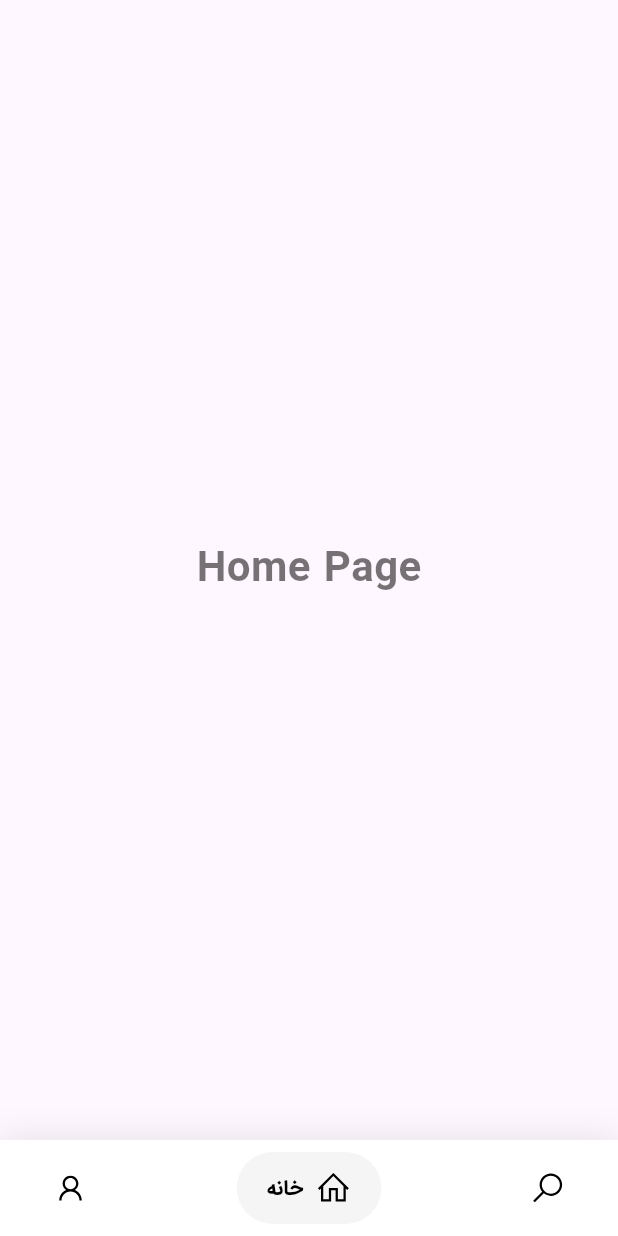
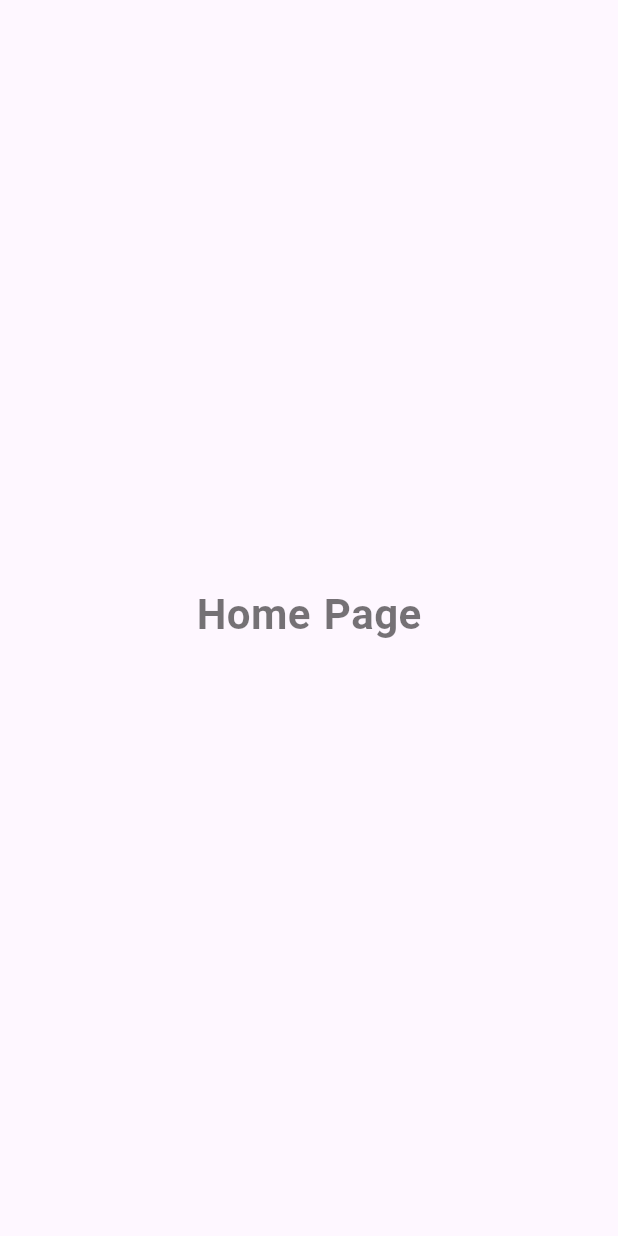
Before and after one commit to bahiraei/porduct_owner, a Flutter app: the HomeScreen screen opened by its route, on a phone screen of 412 x 824 dp. Run offline on Flutter 3.47's test engine with Material 2 defaults, Android fonts, the phone set to English and light mode, and no system bars; drawn by our look-alikes of google_nav_bar; our stand-ins replace flutter_animate, gap, pinput.

Commit message:
remove unused packages

```diff
--- a/lib/features/home/presentation/home_screen.dart
+++ b/lib/features/home/presentation/home_screen.dart
@@ -1,10 +1,4 @@
 import 'package:flutter/material.dart';
-import 'package:google_nav_bar/google_nav_bar.dart';
-import 'package:line_icons/line_icons.dart';
-import 'package:porduct_owner/features/home/presentation/view/profile_page.dart';
-
-import 'view/home_page.dart';
-import 'view/search_page.dart';
 
 class HomeScreen extends StatefulWidget {
   const HomeScreen({super.key});
@@ -14,70 +8,27 @@ class HomeScreen extends StatefulWidget {
 }
 
 class _HomeScreenState extends State<HomeScreen> {
-  int _selectedIndex = 1;
-
   @override
   Widget build(BuildContext context) {
-    return Scaffold(
-      body: _getBody(),
-      bottomNavigationBar: Container(
-        decoration: BoxDecoration(
-          color: Colors.white,
-          boxShadow: [
-            BoxShadow(
-              blurRadius: 20,
-              color: Colors.black.withOpacity(.1),
-            )
-          ],
-        ),
-        child: SafeArea(
-          child: Padding(
-            padding: const EdgeInsets.symmetric(horizontal: 15.0, vertical: 8),
-            child: GNav(
-              rippleColor: Colors.grey[300]!,
-              hoverColor: Colors.grey[100]!,
-              gap: 8,
-              activeColor: Colors.black,
-              iconSize: 24,
-              padding: const EdgeInsets.symmetric(horizontal: 20, vertical: 12),
-              duration: const Duration(milliseconds: 400),
-              tabBackgroundColor: Colors.grey[100]!,
-              color: Colors.black,
-              tabs: const [
-                GButton(
-                  icon: LineIcons.search,
-                  text: 'جستجو',
+    return const Scaffold(
+      body: Column(
+        mainAxisAlignment: MainAxisAlignment.center,
+        children: [
+          Row(
+            mainAxisAlignment: MainAxisAlignment.center,
+            children: [
+              Text(
+                'Home Page',
+                style: TextStyle(
+                  fontSize: 28,
+                  color: Colors.black54,
+                  fontWeight: FontWeight.w700,
                 ),
-                GButton(
-                  icon: LineIcons.home,
-                  text: 'خانه',
-                ),
-                GButton(
-                  icon: LineIcons.user,
-                  text: 'پروفایل',
-                ),
-              ],
-              selectedIndex: _selectedIndex,
-              onTabChange: (index) {
-                setState(() {
-                  _selectedIndex = index;
-                });
-              },
-            ),
+              ),
+            ],
           ),
-        ),
+        ],
       ),
     );
   }
-
-  _getBody() {
-    switch (_selectedIndex) {
-      case 0:
-        return const SearchPageView();
-      case 1:
-        return const HomePageView();
-      case 2:
-        return const ProfilePageView();
-    }
-  }
 }
--- a/lib/features/home/presentation/view/profile_page.dart
+++ b/lib/features/home/presentation/view/profile_page.dart
@@ -1,7 +1,6 @@
 import 'package:flutter/material.dart';
 import 'package:flutter_animate/flutter_animate.dart';
 import 'package:gap/gap.dart';
-import 'package:image_picker/image_picker.dart';
 import 'package:porduct_owner/core/widgets/custom_button.dart';
 
 class ProfilePageView extends StatefulWidget {
@@ -12,9 +11,6 @@ class ProfilePageView extends StatefulWidget {
 }
 
 class _ProfilePageViewState extends State<ProfilePageView> {
-  final _picker = ImagePicker();
-  XFile? profileImagePath;
-
   @override
   Widget build(BuildContext context) {
     final size = MediaQuery.of(context).size;
@@ -28,7 +24,11 @@ class _ProfilePageViewState extends State<ProfilePageView> {
               Container(
                 height: 300,
                 padding: EdgeInsets.fromLTRB(
-                    24, MediaQuery.of(context).viewPadding.top + 24, 24, 32),
+                  24,
+                  MediaQuery.of(context).viewPadding.top + 24,
+                  24,
+                  32,
+                ),
                 width: double.infinity,
                 decoration: const BoxDecoration(
                   color: Color(0xff001E4D),
--- a/pubspec.yaml
+++ b/pubspec.yaml
@@ -21,9 +21,6 @@ dependencies:
   cupertino_icons: ^1.0.6
   flutter_svg: ^2.0.9
   gap: ^3.0.1
-  google_nav_bar: ^5.0.6
-  line_icons: ^2.0.3
-  image_picker: ^1.0.4
   pinput: ^3.0.1
   flutter_animate: ^4.2.0+1
 
```
Also changed, not shown: pubspec.lock.
